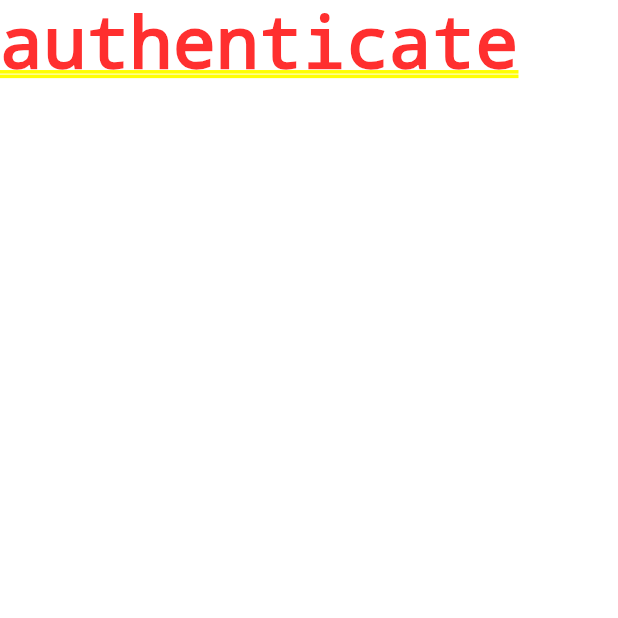
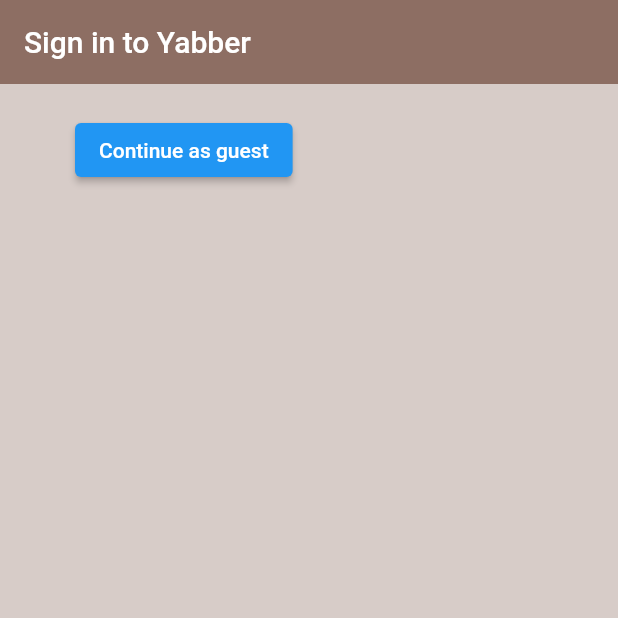
Before and after one commit to warahi-spenceley/yabber, a Flutter app: the screen it shows after launch, on a phone screen of 412 x 824 dp, the top half of it. Run offline on Flutter 3.47's test engine with Material 2 defaults, Android fonts, the phone set to English and light mode, and no system bars; our stand-ins replace firebase_auth, firebase_core; accounts and stored records are empty.

Commit message:
feat(anonymous sign in): add functionality to authenticate an anonymous user

```diff
--- a/lib/main.dart
+++ b/lib/main.dart
@@ -1,14 +1,22 @@
 import 'package:flutter/material.dart';
 import 'package:yabber/screens/wrapper.dart';
+import 'package:firebase_core/firebase_core.dart';
 
-void main() => runApp(const MyApp());
+void main() async {
+   WidgetsFlutterBinding.ensureInitialized();
+   await Firebase.initializeApp();
+   runApp(const MyApp());
+}
+
+
+// void main() => runApp(const MyApp());
 
 class MyApp extends StatelessWidget {
   const MyApp({Key? key}) : super(key: key);
 
   @override
   Widget build(BuildContext context) {
-    return MaterialApp(
+    return const MaterialApp(
       home: Wrapper(),
     );
   }
--- a/lib/screens/authenticate/authenticate.dart
+++ b/lib/screens/authenticate/authenticate.dart
@@ -1,4 +1,5 @@
 import 'package:flutter/material.dart';
+import 'package:yabber/screens/authenticate/sign_in.dart';
 
 class Authenticate extends StatefulWidget {
   const Authenticate({Key? key}) : super(key: key);
@@ -11,7 +12,7 @@ class _AuthenticateState extends State<Authenticate> {
   @override
   Widget build(BuildContext context) {
     return Container(
-      child: Text('authenticate'),
+      child: const SignIn(),
     );
   }
 }
--- /dev/null
+++ b/lib/screens/authenticate/sign_in.dart
@@ -0,0 +1,41 @@
+import 'package:flutter/material.dart';
+import 'package:yabber/services/auth.dart';
+
+class SignIn extends StatefulWidget {
+  const SignIn({Key? key}) : super(key: key);
+
+  @override
+  State<SignIn> createState() => _SignInState();
+}
+
+class _SignInState extends State<SignIn> {
+
+  final AuthService _auth = AuthService();
+
+  @override
+  Widget build(BuildContext context) {
+    return Scaffold(
+      backgroundColor: Colors.brown[100],
+      appBar: AppBar(
+        backgroundColor: Colors.brown[400],
+        elevation: 0.0,
+        title: const Text('Sign in to Yabber')
+      ),
+      body: Container(
+        padding: const EdgeInsets.symmetric(vertical: 20.0, horizontal: 50.0),
+        child: ElevatedButton(
+          child: const Text('Continue as guest'),
+          onPressed: () async {
+            dynamic result = await _auth.signInAnon();
+            if (result == null) {
+              print('error signing in');
+            } else {
+              print('Successfully signed in');
+              print(result);
+            }
+          },
+        )
+      ),
+    );
+  }
+}
--- a/lib/screens/home/home.dart
+++ b/lib/screens/home/home.dart
@@ -6,7 +6,7 @@ class Home extends StatelessWidget {
   @override
   Widget build(BuildContext context) {
     return Container(
-      child: Text('home')
+      child: const Text('home')
     );
   }
 }
--- a/lib/screens/wrapper.dart
+++ b/lib/screens/wrapper.dart
@@ -1,6 +1,5 @@
 import 'package:flutter/material.dart';
 import 'package:yabber/screens/authenticate/authenticate.dart';
-import 'package:yabber/screens/home/home.dart';
 
 class Wrapper extends StatelessWidget {
   const Wrapper({Key? key}) : super(key: key);
@@ -9,6 +8,6 @@ class Wrapper extends StatelessWidget {
   Widget build(BuildContext context) {
 
     // return either Home or Authenticate widget
-    return Authenticate();
+    return const Authenticate();
   }
 }
--- a/pubspec.yaml
+++ b/pubspec.yaml
@@ -27,9 +27,10 @@ environment:
 # the latest version available on pub.dev. To see which dependencies have newer
 # versions available, run `flutter pub outdated`.
 dependencies:
-  cloud_firestore: ^0.12.9+4
+  cloud_firestore: ^3.4.0
   cupertino_icons: ^1.0.2
-  firebase_auth: ^0.14.0+5
+  firebase_auth: ^3.5.0
+  firebase_core: ^1.20.0
   flutter:
     sdk: flutter
   google_fonts: ^3.0.1
```
Also changed, not shown: lib/services/auth.dart (added, +25 -0 lines), pubspec.lock, 2 other files.
